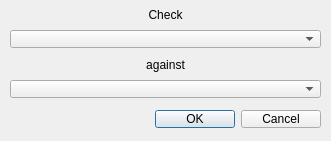
Old version of the form ui/qdlgentityvsentityselection.ui in the repository CoppeliaRobotics/coppeliaSimLib.
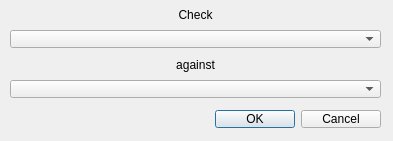
New version of the form.

Diff of the .ui file:
```diff
--- a/ui/qdlgentityvsentityselection.ui
+++ b/ui/qdlgentityvsentityselection.ui
@@ -6,7 +6,7 @@
    <rect>
     <x>0</x>
     <y>0</y>
-    <width>331</width>
+    <width>393</width>
     <height>141</height>
    </rect>
   </property>
@@ -18,7 +18,7 @@
     <rect>
      <x>10</x>
      <y>110</y>
-     <width>311</width>
+     <width>371</width>
      <height>18</height>
     </rect>
    </property>
@@ -31,7 +31,7 @@
     <rect>
      <x>10</x>
      <y>5</y>
-     <width>311</width>
+     <width>371</width>
      <height>20</height>
     </rect>
    </property>
@@ -47,7 +47,7 @@
     <rect>
      <x>10</x>
      <y>55</y>
-     <width>311</width>
+     <width>371</width>
      <height>20</height>
     </rect>
    </property>
@@ -63,7 +63,7 @@
     <rect>
      <x>10</x>
      <y>30</y>
-     <width>311</width>
+     <width>371</width>
      <height>18</height>
     </rect>
    </property>
@@ -76,7 +76,7 @@
     <rect>
      <x>10</x>
      <y>80</y>
-     <width>311</width>
+     <width>371</width>
      <height>18</height>
     </rect>
    </property>
```
